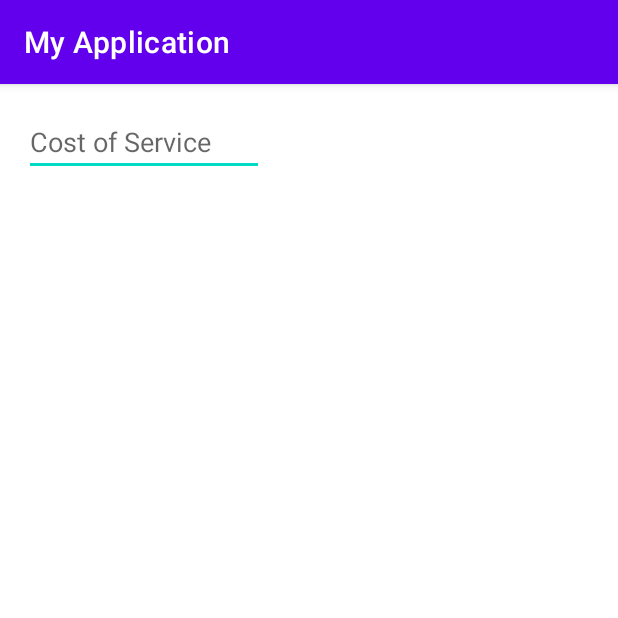
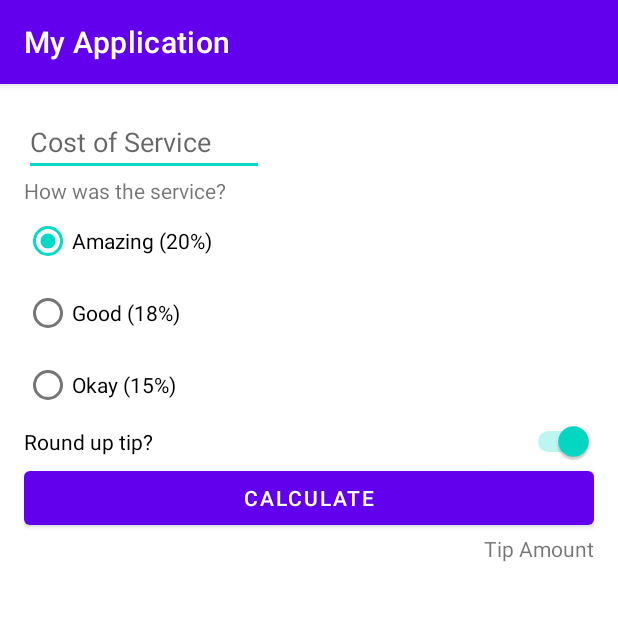
Before and after one commit to Depesi/Android_lab2, an Android app: the screen it shows after launch (MainActivity), on a phone screen of 412 x 824 dp, the top half of it. Run offline under Robolectric (Android 15) with nearby library versions, the phone set to English and light mode, and no system bars.

Commit message:
completeTheRestOfTheLayout

```diff
--- a/app/src/main/res/layout/activity_main.xml
+++ b/app/src/main/res/layout/activity_main.xml
@@ -10,11 +10,73 @@
 
     <EditText
         android:id="@+id/cost_of_service"
+        android:hint="Cost of Service"
+        android:layout_height="wrap_content"
         android:layout_width="160dp"
+        app:layout_constraintStart_toStartOf="parent"
+        app:layout_constraintTop_toTopOf="parent"
+        android:inputType="numberDecimal"/>
+
+    <TextView
+        android:id="@+id/service_question"
+        android:layout_width="wrap_content"
         android:layout_height="wrap_content"
-        android:inputType="numberDecimal"
-        android:hint="Cost of Service"
+        android:text="How was the service?"
+        app:layout_constraintTop_toBottomOf="@id/cost_of_service"
+        app:layout_constraintStart_toStartOf="parent" />
+
+    <RadioGroup
+        android:id="@+id/tip_options"
+        android:checkedButton="@id/option_twenty_percent"
+        android:layout_width="wrap_content"
+        android:layout_height="wrap_content"
+        app:layout_constraintTop_toBottomOf="@id/service_question"
         app:layout_constraintStart_toStartOf="parent"
-        app:layout_constraintTop_toTopOf="parent" />
+        android:orientation="vertical">
 
+        <RadioButton
+            android:id="@+id/option_twenty_percent"
+            android:layout_width="wrap_content"
+            android:layout_height="wrap_content"
+            android:text="Amazing (20%)" />
+
+        <RadioButton
+            android:id="@+id/option_eighteen_percent"
+            android:layout_width="wrap_content"
+            android:layout_height="wrap_content"
+            android:text="Good (18%)" />
+
+        <RadioButton
+            android:id="@+id/option_fifteen_percent"
+            android:layout_width="wrap_content"
+            android:layout_height="wrap_content"
+            android:text="Okay (15%)" />
+    </RadioGroup>
+
+    <Switch
+        android:id="@+id/round_up_switch"
+        android:layout_width="0dp"
+        android:layout_height="wrap_content"
+        android:checked="true"
+        android:text="Round up tip?"
+        app:layout_constraintEnd_toEndOf="parent"
+        app:layout_constraintStart_toStartOf="@id/tip_options"
+        app:layout_constraintTop_toBottomOf="@id/tip_options" />
+
+    <Button
+        android:id="@+id/calculate_button"
+        android:layout_width="0dp"
+        android:layout_height="wrap_content"
+        android:text="Calculate"
+        app:layout_constraintTop_toBottomOf="@id/round_up_switch"
+        app:layout_constraintStart_toStartOf="parent"
+        app:layout_constraintEnd_toEndOf="parent" />
+
+    <TextView
+        android:id="@+id/tip_result"
+        android:layout_width="wrap_content"
+        android:layout_height="wrap_content"
+        app:layout_constraintEnd_toEndOf="parent"
+        app:layout_constraintTop_toBottomOf="@id/calculate_button"
+        android:text="Tip Amount" />
 </androidx.constraintlayout.widget.ConstraintLayout>
```
